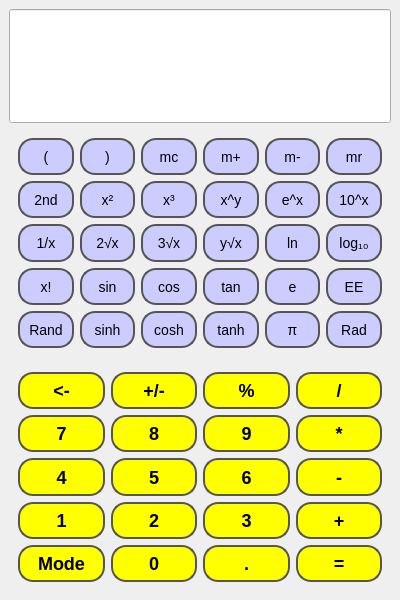
Above: proj1/p5s2/caculator.ui from nttkor/codyssey before the change. Below: the same form after it.
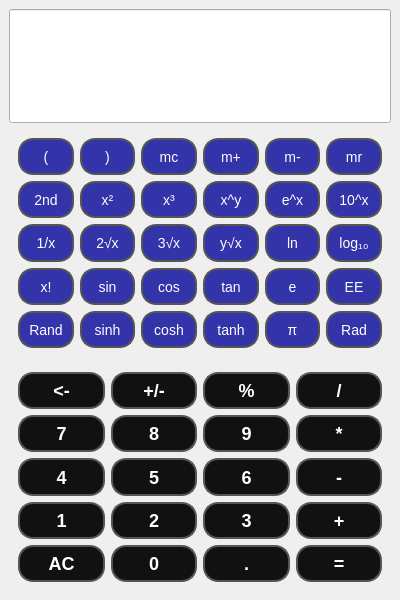
That is the form after the change.

Commit message: btn_mode -> btn_ac로 수정

```diff
--- a/proj1/p5s2/caculator.ui
+++ b/proj1/p5s2/caculator.ui
@@ -22,6 +22,11 @@
    <property name="enabled">
     <bool>true</bool>
    </property>
+   <property name="styleSheet">
+    <string notr="true">QPushButton {
+    color: white;
+}</string>
+   </property>
    <layout class="QVBoxLayout" name="verticalLayout">
     <item>
      <widget class="QLineEdit" name="led">
@@ -60,9 +65,9 @@
       <property name="styleSheet">
        <string notr="true">QPushButton {
  	font-size: 14px;
-    background-color: #CCCCFF; /* 어두운 회색 배경 */
-    border: 2px solid #555555; /* 2px 두께의 연한 회색 테두리 */
-    border-radius: 15px; /* 9px만큼 둥글게 만듭니다 */
+    background-color: #3333aa; 
+    border: 2px solid #555555; 
+    border-radius: 15px; 
 }
 QPushButton:pressed {
     background-color: #333333; /* 클릭하면 더 어두운 색으로 변합니다 */
@@ -479,9 +484,9 @@
       <property name="styleSheet">
        <string notr="true">QPushButton {
  	font-size: 18px;
-    background-color: #FFFF00; /* 어두운 회색 배경 */
-    border: 2px solid #555555; /* 2px 두께의 연한 회색 테두리 */
-    border-radius: 15px; /* 9px만큼 둥글게 만듭니다 */
+    background-color: #111111; 
+    border: 2px solid #555555; 
+    border-radius: 15px;
 }
 QPushButton:pressed {
     background-color: #333333; /* 클릭하면 더 어두운 색으로 변합니다 */
@@ -579,7 +584,7 @@
           </font>
          </property>
          <property name="text">
-          <string>Mode</string>
+          <string>AC</string>
          </property>
         </widget>
        </item>
```
Left out of the diff: 6 changed lines with no effect on the pictures.
